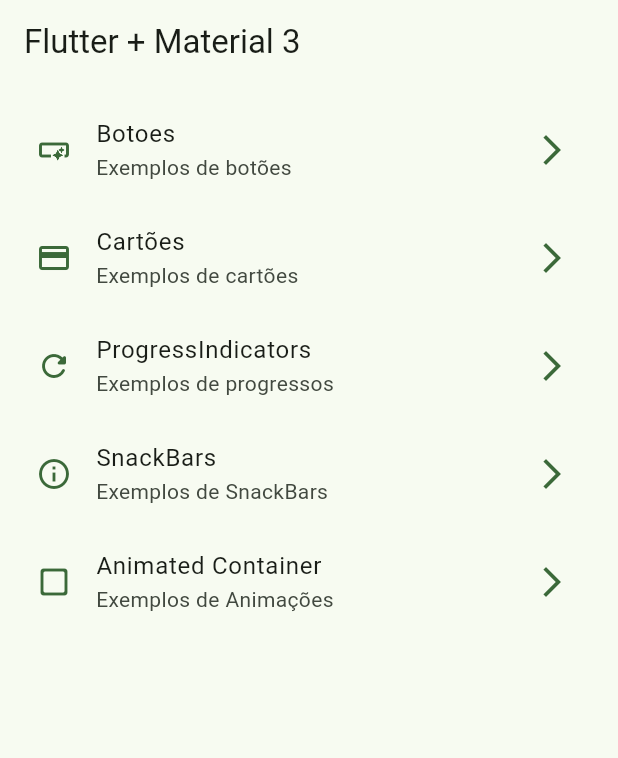
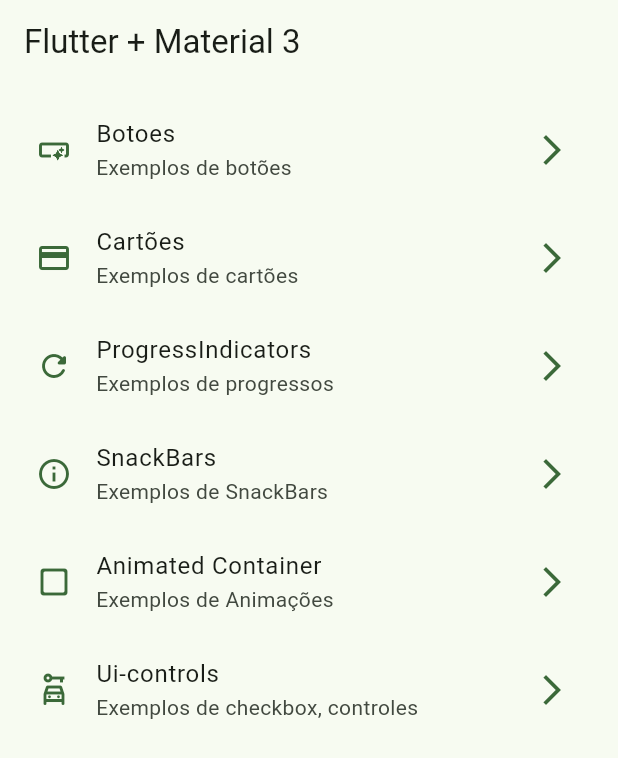
Before and after one commit to eduardocintrasantos/WidgetsApp, a Flutter app: the screen it shows after launch, on a phone screen of 412 x 824 dp. Shown: the top 758 px of the screen. Run offline on Flutter 3.47's test engine with Material 3 defaults, Android fonts, the phone set to English and light mode, and no system bars; our stand-ins replace go_router.

Commit message:
Finalizar video 142

```diff
--- a/lib/config/menu/menu_itens.dart
+++ b/lib/config/menu/menu_itens.dart
@@ -46,4 +46,10 @@ const appMenuItens = <MenuItem>[
     link: '/animated',
     icon: Icons.check_box_outline_blank_rounded,
   ),
+  MenuItem(
+    title: 'Ui-controls',
+    subTitle: 'Exemplos de checkbox, controles',
+    link: '/checkbox',
+    icon: Icons.car_rental_outlined,
+  ),
 ];
--- a/lib/config/router/app_router.dart
+++ b/lib/config/router/app_router.dart
@@ -45,5 +45,12 @@ final appRouter = GoRouter(
         return const AnimatedScreen();
       },
     ),
+
+    GoRoute(
+      path: '/checkbox',
+      builder: (BuildContext context, GoRouterState state) {
+        return const UiControlsScreen();
+      },
+    ),
   ],
 );
```
Also changed, not shown: lib/presentation/screens/ui_controls/ui_controls_screen.dart (+16 -1 lines).
